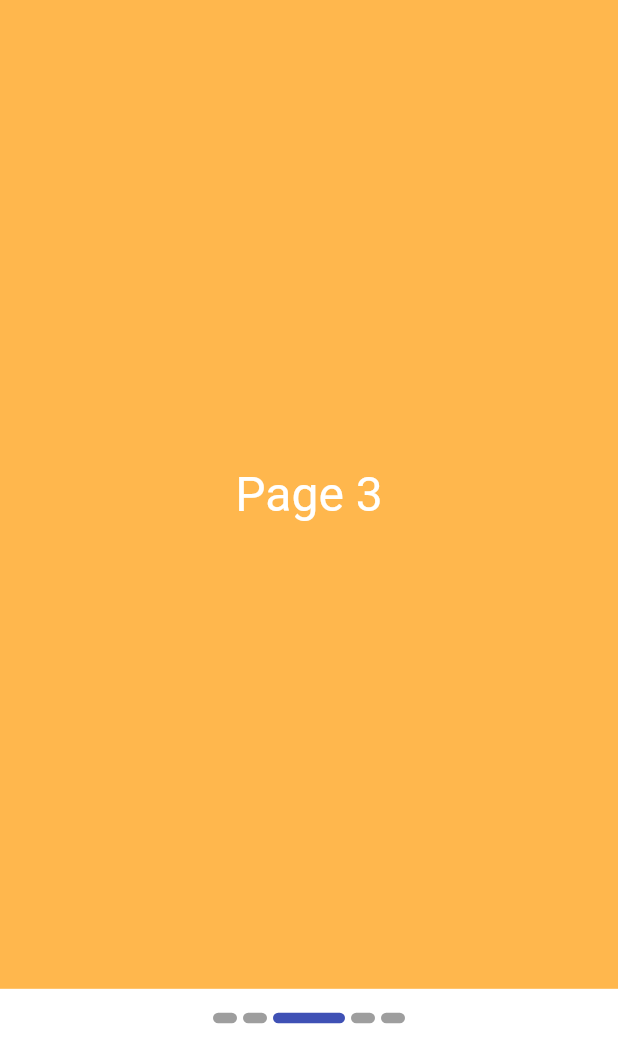
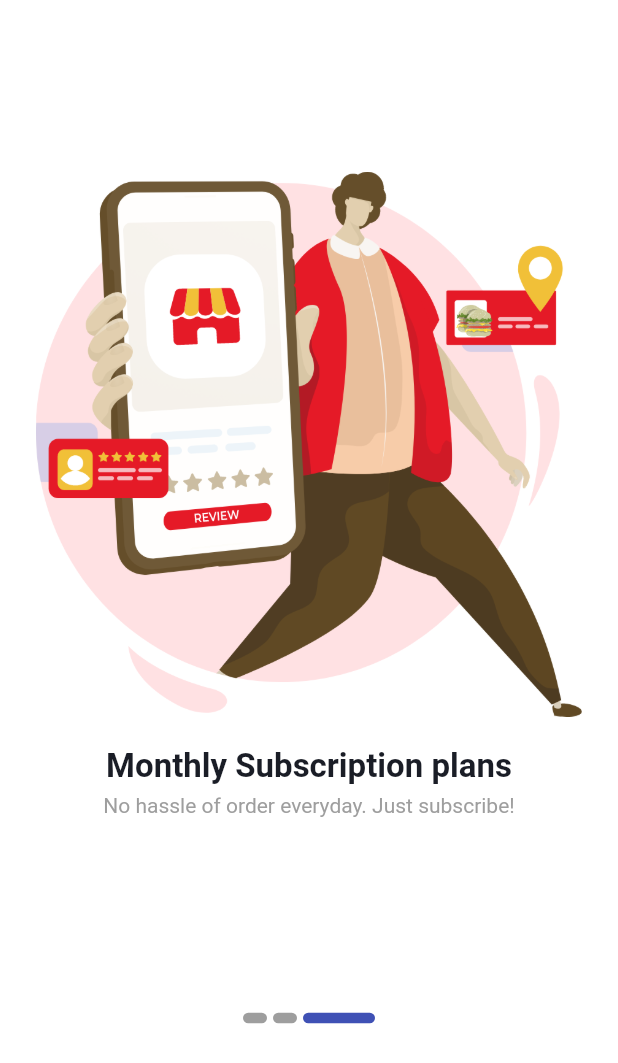
Before and after one commit to pmaxit/naatomeals, a Flutter app: the screen it shows after launch, swiped to page 3, on a phone screen of 412 x 824 dp. Shown: the top 1063 px of the screen. Run offline on Flutter 3.47's test engine with Material 2 defaults, Android fonts, the phone set to English and light mode, and no system bars; drawn by our look-alikes of smooth_page_indicator; our stand-ins replace flutter_hooks, font_awesome_flutter, hexcolor, hooks_riverpod, shared_preferences; Roboto replaces fonts that are missing (poppins).

Commit message:
added onboarding screens

```diff
--- a/lib/screens/onboarding/first_screen.dart
+++ b/lib/screens/onboarding/first_screen.dart
@@ -1,7 +1,8 @@
 import 'package:flutter/material.dart';
 import 'package:flutter_hooks/flutter_hooks.dart';
-import 'package:naatomeals/screens/screens.dart';
 import 'package:smooth_page_indicator/smooth_page_indicator.dart';
+
+import 'screen.dart';
 
 class FirstScreen extends HookWidget {
   const FirstScreen({super.key});
@@ -11,48 +12,36 @@ class FirstScreen extends HookWidget {
     // page controller
     final pageController = usePageController();
 
-    List<dynamic> pages = List.generate(
-      4,
-      (index) => Container(
-        color: Colors.orange[300],
-        child: Center(
-          child: Text(
-            'Page ${index + 1}',
-            style: const TextStyle(
-              fontSize: 32,
-              color: Colors.white,
-            ),
-          ),
-        ),
-      ),
-    );
+    List<dynamic> pages = const [
+      OnBoardingPage(
+          pageName: 'first_screen',
+          imageUrl: 'assets/images/group-5.png',
+          messageHighlight: 'Order Home\'s Food',
+          subMessage: 'Just like how your mother cooked!'),
+      OnBoardingPage(
+          pageName: 'second_screen',
+          imageUrl: 'assets/imagse/group-6.png',
+          messageHighlight: 'Free Home Delivery',
+          subMessage: 'We deliver to your doorstep!'),
+      OnBoardingPage(
+          pageName: 'Subscription Service',
+          imageUrl: 'assets/images/group-7.png',
+          messageHighlight: 'Monthly Subscription plans',
+          subMessage: 'No hassle of order everyday. Just subscribe!'),
+    ];
 
-    pages.add(Container(
-      color: Colors.red,
-      child: Center(
-        child: Column(
-          mainAxisAlignment: MainAxisAlignment.center,
-          children: [
-            Text(
-              'Page ${pages.length + 1}',
-              style: const TextStyle(
-                fontSize: 32,
-                color: Colors.white,
-              ),
-            ),
-            const SizedBox(height: 16),
-            ElevatedButton(
-              onPressed: () {
-                Navigator.popAndPushNamed(context, 'register_screen');
-              },
-              child: const Text('Get Started'),
-            ),
-          ],
-        ),
-      ),
-    ));
-
-    //pages.add(RegisterScreen());
+    useEffect(() {
+      Future.delayed(const Duration(seconds: 3), () {
+        if (pageController.page == pages.length - 1) {
+          Navigator.pushReplacementNamed(context, 'regiter_screen');
+        } else {
+          pageController.nextPage(
+              duration: const Duration(milliseconds: 300),
+              curve: Curves.easeIn);
+        }
+      });
+      return null;
+    }, []);
 
     return Scaffold(
         body: SafeArea(
@@ -85,6 +74,7 @@ class FirstScreen extends HookWidget {
               ),
             ),
           ),
+          const SizedBox(height: 16),
         ],
       ),
     )));
--- /dev/null
+++ b/lib/screens/onboarding/screen.dart
@@ -0,0 +1,44 @@
+import 'package:flutter/material.dart';
+import 'package:naatomeals/screens/welcome/widgets/button.dart';
+
+class OnBoardingPage extends StatelessWidget {
+  final String pageName;
+
+  final String imageUrl;
+  final String messageHighlight;
+  final String subMessage;
+
+  const OnBoardingPage({
+    super.key,
+    required this.pageName,
+    required this.imageUrl,
+    required this.messageHighlight,
+    required this.subMessage,
+  });
+
+  @override
+  Widget build(BuildContext context) {
+    return Scaffold(
+        body: Container(
+            padding: const EdgeInsets.symmetric(horizontal: 24.0),
+            child: Column(
+              mainAxisAlignment: MainAxisAlignment.center,
+              children: [
+                Image.asset(imageUrl),
+                const SizedBox(height: 20),
+                Text(messageHighlight,
+                    style: Theme.of(context).textTheme.headlineSmall?.copyWith(
+                          fontWeight: FontWeight.w600,
+                          fontSize: 22,
+                        )),
+                const SizedBox(height: 5),
+                Text(subMessage,
+                    style: Theme.of(context).textTheme.titleSmall?.copyWith(
+                          fontWeight: FontWeight.w400,
+                          fontSize: 14,
+                          color: Colors.grey,
+                        )),
+              ],
+            )));
+  }
+}
```
Also changed, not shown: assets/images/group-5.png (added), assets/images/group-6.png (added), assets/images/group-7.png (added).
